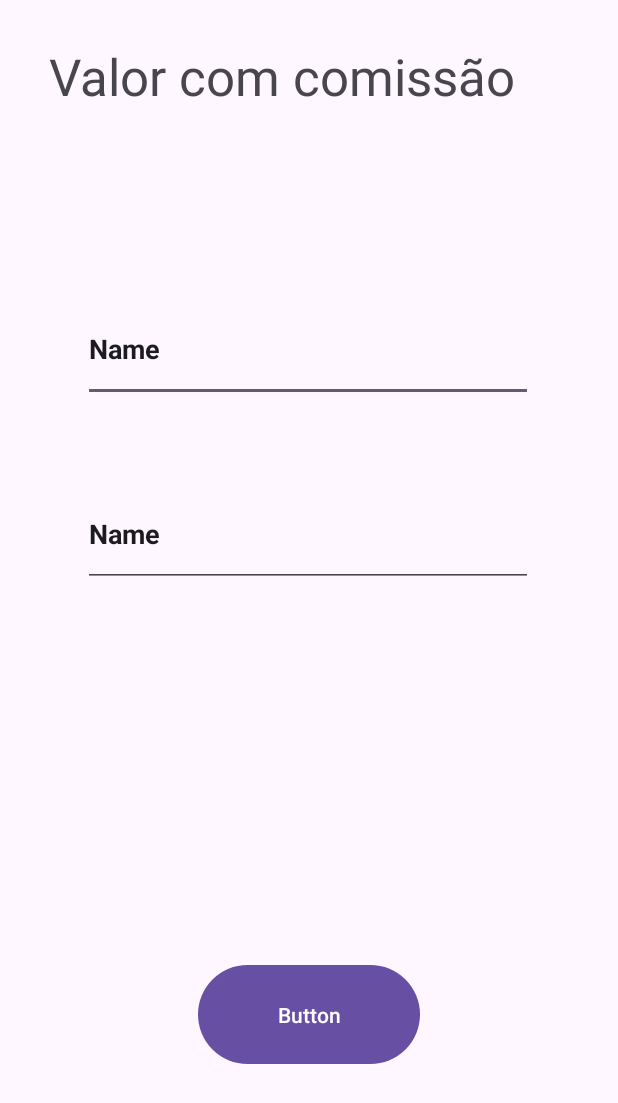
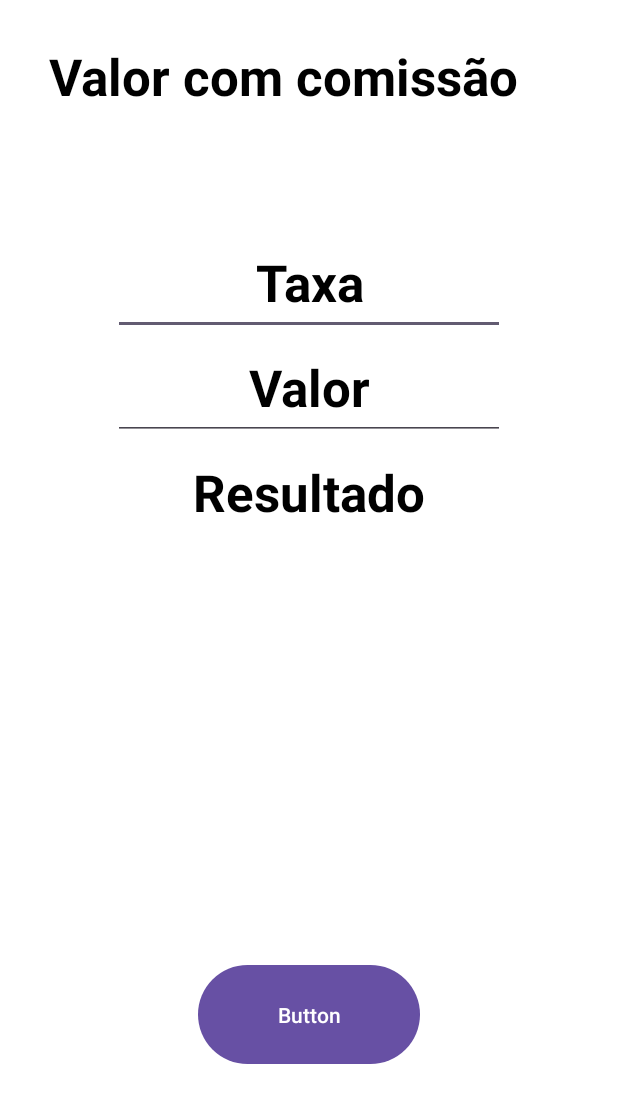
Before and after one commit to xulipa10/valor_com_comissao, an Android app: the screen it shows after launch (MainActivity), on a phone screen of 412 x 824 dp. Shown: the top 1103 px of the screen. Run offline under Robolectric (Android 15) with nearby library versions, the phone set to English and light mode, and no system bars.

Commit message:
UI iniciada

```diff
--- a/app/build.gradle.kts
+++ b/app/build.gradle.kts
@@ -5,7 +5,7 @@ plugins {
 
 android {
     namespace = "com.key.tools.valorcomporcentagem"
-    compileSdk = 34
+    compileSdk = 35
 
     defaultConfig {
         applicationId = "com.key.tools.valorcomporcentagem"
--- a/app/src/main/res/layout/activity_main.xml
+++ b/app/src/main/res/layout/activity_main.xml
@@ -5,6 +5,7 @@
     android:id="@+id/main"
     android:layout_width="match_parent"
     android:layout_height="match_parent"
+    android:background="@color/white"
     tools:context=".MainActivity">
 
 
@@ -13,42 +14,14 @@
         android:layout_width="347dp"
         android:layout_height="61dp"
         android:text="Valor com comissão"
+        android:textColor="@color/black"
         android:textSize="34sp"
+        android:textStyle="bold"
         app:layout_constraintBottom_toBottomOf="parent"
         app:layout_constraintEnd_toEndOf="parent"
         app:layout_constraintStart_toStartOf="parent"
         app:layout_constraintTop_toTopOf="parent"
         app:layout_constraintVertical_bias="0.037" />
-
-    <EditText
-        android:id="@+id/editTextText"
-        android:layout_width="300dp"
-        android:layout_height="70dp"
-        android:ems="10"
-        android:inputType="text"
-        android:text="Name"
-        android:textStyle="bold"
-        app:layout_constraintBottom_toBottomOf="parent"
-        app:layout_constraintEnd_toEndOf="parent"
-        app:layout_constraintHorizontal_bias="0.497"
-        app:layout_constraintStart_toStartOf="parent"
-        app:layout_constraintTop_toTopOf="parent"
-        app:layout_constraintVertical_bias="0.263" />
-
-    <EditText
-        android:id="@+id/editTextText2"
-        android:layout_width="300dp"
-        android:layout_height="70dp"
-        android:ems="10"
-        android:inputType="text"
-        android:text="Name"
-        android:textStyle="bold"
-        app:layout_constraintBottom_toBottomOf="parent"
-        app:layout_constraintEnd_toEndOf="parent"
-        app:layout_constraintHorizontal_bias="0.495"
-        app:layout_constraintStart_toStartOf="parent"
-        app:layout_constraintTop_toTopOf="parent"
-        app:layout_constraintVertical_bias="0.426" />
 
     <Button
         android:id="@+id/button"
@@ -60,4 +33,52 @@
         app:layout_constraintStart_toStartOf="parent"
         app:layout_constraintTop_toTopOf="parent"
         app:layout_constraintVertical_bias="0.852" />
+
+    <LinearLayout
+        android:layout_width="261dp"
+        android:layout_height="357dp"
+        android:orientation="vertical"
+        app:layout_constraintBottom_toBottomOf="parent"
+        app:layout_constraintEnd_toEndOf="parent"
+        app:layout_constraintStart_toStartOf="parent"
+        app:layout_constraintTop_toTopOf="parent"
+        app:layout_constraintVertical_bias="0.329">
+
+        <EditText
+            android:id="@+id/editTextNumber2"
+            android:layout_width="match_parent"
+            android:layout_height="70dp"
+            android:layout_gravity="center"
+            android:ems="10"
+            android:gravity="center"
+            android:hint="Taxa"
+            android:inputType="number"
+            android:textColorHint="@color/black"
+            android:textSize="34sp"
+            android:textStyle="bold" />
+
+        <EditText
+            android:id="@+id/editTextNumber"
+            android:layout_width="match_parent"
+            android:layout_height="70dp"
+            android:layout_gravity="center"
+            android:ems="10"
+            android:gravity="center"
+            android:hint="Valor"
+            android:inputType="number"
+            android:textColorHint="@color/black"
+            android:textSize="34sp"
+            android:textStyle="bold" />
+
+        <TextView
+            android:id="@+id/resultado"
+            android:layout_width="match_parent"
+            android:layout_height="70dp"
+            android:layout_gravity="center"
+            android:gravity="center"
+            android:hint="Resultado"
+            android:textColorHint="@color/black"
+            android:textSize="34sp"
+            android:textStyle="bold" />
+    </LinearLayout>
 </androidx.constraintlayout.widget.ConstraintLayout>
```
